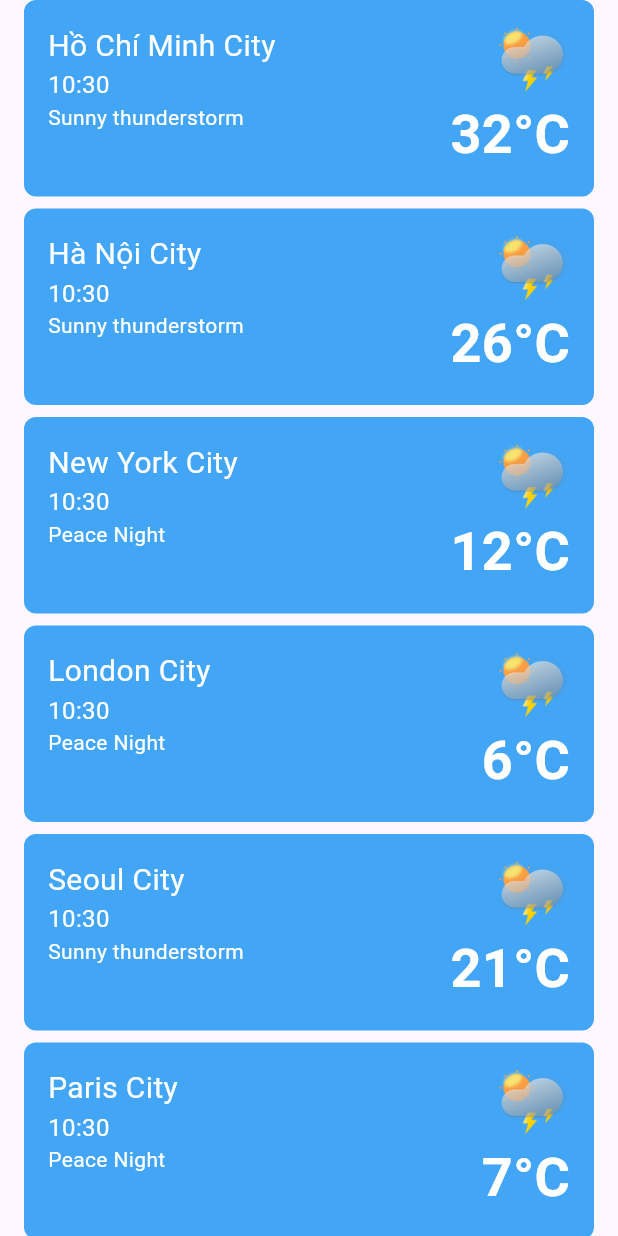
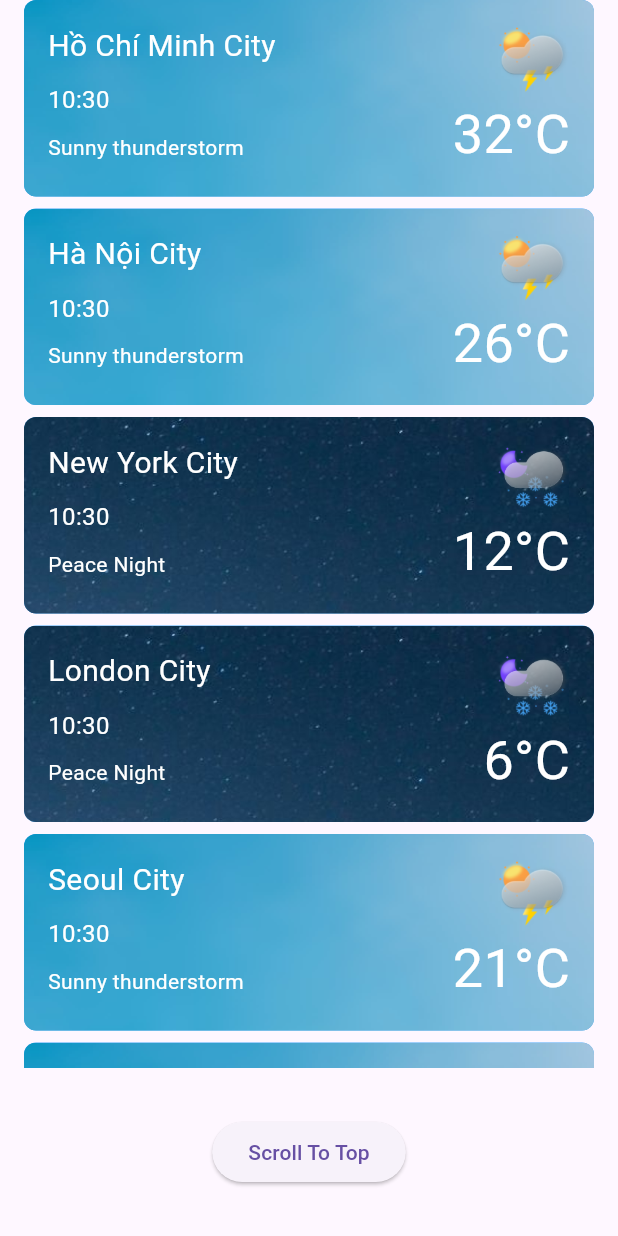
Before and after one commit to nhanta0408/weather-app, a Flutter app: the HomeScreen widget shown alone on an empty page, opened directly, on a phone screen of 412 x 824 dp. Run offline on Flutter 3.47's test engine with Material 3 defaults, Android fonts, the phone set to English and light mode, and no system bars; our stand-ins replace date_format, device_preview, flutter_svg.

Commit message:
add city weather screen and demo list view grid view

```diff
--- a/lib/home_screen.dart
+++ b/lib/home/presentation/home_screen.dart
@@ -1,8 +1,7 @@
 import 'package:date_format/date_format.dart';
 import 'package:flutter/material.dart';
-import 'package:flutter_svg/svg.dart';
 
-import 'models/weather_city.dart';
+import '../../models/weather_city.dart';
 
 class HomeScreen extends StatelessWidget {
   HomeScreen({super.key});
@@ -25,14 +24,14 @@ class HomeScreen extends StatelessWidget {
       city: 'New York City',
       time: DateTime.now(),
       weatherDesc: 'Peace Night',
-      status: WeatherStatus.sunny,
+      status: WeatherStatus.rain,
       temperature: 12,
     ),
     WeatherCity(
       city: 'London City',
       time: DateTime.now(),
       weatherDesc: 'Peace Night',
-      status: WeatherStatus.sunny,
+      status: WeatherStatus.rain,
       temperature: 6,
     ),
     WeatherCity(
@@ -49,10 +48,30 @@ class HomeScreen extends StatelessWidget {
       status: WeatherStatus.sunny,
       temperature: 7,
     ),
+    WeatherCity(
+      city: 'Paris City',
+      time: DateTime.now(),
+      weatherDesc: 'Peace Night',
+      status: WeatherStatus.sunny,
+      temperature: 7,
+    ),
+    WeatherCity(
+      city: 'Paris City',
+      time: DateTime.now(),
+      weatherDesc: 'Peace Night',
+      status: WeatherStatus.sunny,
+      temperature: 7,
+    ),
   ];
+
+  final _scrollController = ScrollController();
   @override
   Widget build(BuildContext context) {
-    return ListView.separated(
+    return Column(
+      children: [
+        Expanded(
+          child: ListView.separated(
+            controller: _scrollController,
             itemCount: weatherCities.length,
             itemBuilder: (context, index) {
               return _buildItem(weatherCities[index]);
@@ -62,16 +81,41 @@ class HomeScreen extends StatelessWidget {
                 height: 8,
               );
             },
+          ),
+        ),
+        Padding(
+          padding: const EdgeInsets.symmetric(vertical: 32),
+          child: ElevatedButton(
+            onPressed: () {
+              // Scroll to top
+              _scrollController.animateTo(
+                0,
+                duration: const Duration(seconds: 1),
+                curve: Curves.linear,
+              );
+            },
+            child: const Text('Scroll To Top'),
+          ),
+        ),
+      ],
     );
   }
 
-  Container _buildItem(WeatherCity weatherCity) {
+  Widget _buildItem(WeatherCity weatherCity) {
     return Container(
       margin: const EdgeInsets.symmetric(horizontal: 16),
       padding: const EdgeInsets.all(16),
       decoration: BoxDecoration(
         borderRadius: BorderRadius.circular(8),
         color: Colors.blue[400],
+        image: DecorationImage(
+          fit: BoxFit.fitWidth,
+          image: AssetImage(
+            weatherCity.status == WeatherStatus.sunny
+                ? 'assets/images/bg.png'
+                : 'assets/images/bg_night.png',
+          ),
+        ),
       ),
       child: Row(
         mainAxisAlignment: MainAxisAlignment.spaceBetween,
@@ -84,9 +128,15 @@ class HomeScreen extends StatelessWidget {
                 weatherCity.city,
                 style: const TextStyle(fontSize: 20),
               ),
+              const SizedBox(
+                height: 10,
+              ),
               Text(
                 formatDate(weatherCity.time, [h, ':', nn]),
                 style: const TextStyle(fontSize: 16),
+              ),
+              const SizedBox(
+                height: 10,
               ),
               Text(
                 weatherCity.weatherDesc,
@@ -106,8 +156,7 @@ class HomeScreen extends StatelessWidget {
               ),
               Text(
                 '${weatherCity.temperature.toStringAsFixed(0)}°C',
-                style:
-                    const TextStyle(fontSize: 36, fontWeight: FontWeight.bold),
+                style: const TextStyle(fontSize: 36),
               ),
             ],
           ),
--- a/lib/weather_forecast_time_item_widget.dart
+++ b/lib/home/presentation/weather_forecast_time_item_widget.dart
@@ -1,7 +1,7 @@
 // ignore_for_file: public_member_api_docs, sort_constructors_first
 import 'package:flutter/material.dart';
 
-import 'int_ext.dart';
+import '../../extension/int_ext.dart';
 
 class WeatherForecastTimeItemWidget extends StatelessWidget {
   final int hour;
```
Also changed, not shown: lib/main.dart (+12 -8 lines), lib/onclass/grid_view_widget.dart (added, +81 -0 lines), assets/images/bg_night.png (added), lib/extension/int_ext.dart (renamed from lib/int_ext.dart), lib/home/presentation/scrollable_list_view_on_class.dart (renamed from lib/scrollable_list_view_on_class.dart), lib/home/presentation/weather_home_screen.dart (renamed from lib/weather_home_screen.dart), lib/home/presentation/weather_index_widget.dart (renamed from lib/weather_index_widget.dart), lib/onclass/dropdrop_on_class_widget.dart (renamed from lib/dropdrop_on_class_widget.dart), lib/onclass/favorite_movie_widget.dart (renamed from lib/favorite_movie_widget.dart), lib/onclass/select_gender_widget.dart (renamed from lib/select_gender_widget.dart), lib/onclass/text_filed_on_class.dart (renamed from lib/text_filed_on_class.dart), lib/temp.dart (deleted). Lines whose indentation alone changed are shown as unchanged.
